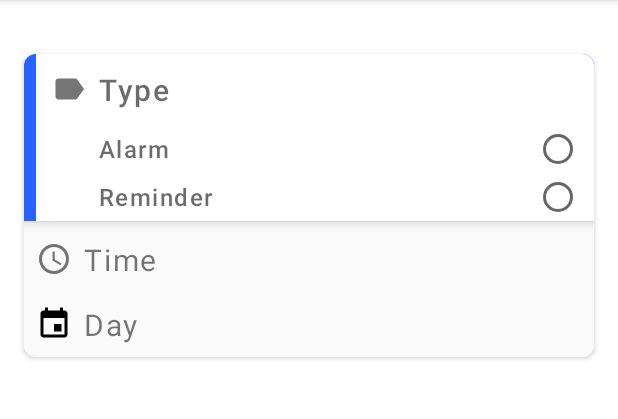
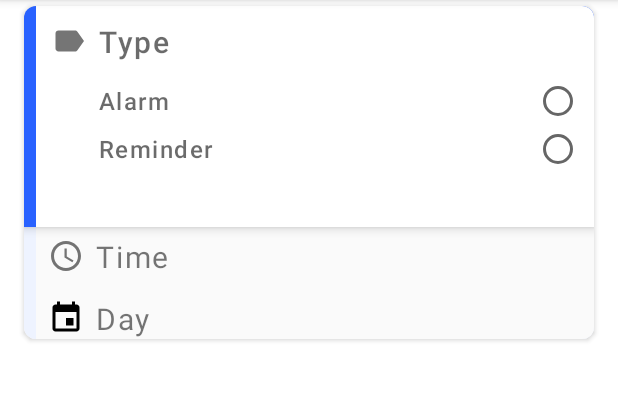
Before and after one commit to Katsuna/public_packages_apps_KatsunaClock, an Android app: the ManageAlarmActivity screen opened directly, with no data from a screen before it, on a phone screen of 412 x 824 dp, the part 84-503 px from its top. Run offline under Robolectric (Android 15) with nearby library versions, the phone set to English and light mode, and no system bars; our stand-ins replace Room's generated code.

Commit message:
ManageAlarmActivity design adjustments.

```diff
--- /dev/null
+++ b/app/src/main/res/drawable/ic_arrow_upward_24dp.xml
@@ -0,0 +1,9 @@
+<vector xmlns:android="http://schemas.android.com/apk/res/android"
+    android:width="24dp"
+    android:height="24dp"
+    android:viewportHeight="24.0"
+    android:viewportWidth="24.0">
+    <path
+        android:fillColor="@color/common_blueA700"
+        android:pathData="M4,12l1.41,1.41L11,7.83V20h2V7.83l5.58,5.59L20,12l-8,-8 -8,8z" />
+</vector>
--- /dev/null
+++ b/app/src/main/res/drawable/ic_check_24dp.xml
@@ -0,0 +1,9 @@
+<vector xmlns:android="http://schemas.android.com/apk/res/android"
+        android:width="24dp"
+        android:height="24dp"
+        android:viewportWidth="24.0"
+        android:viewportHeight="24.0">
+    <path
+        android:fillColor="@color/common_blueA700"
+        android:pathData="M9,16.17L4.83,12l-1.42,1.41L9,19 21,7l-1.41,-1.41z"/>
+</vector>
--- a/app/src/main/res/layout/activity_manage_alarm.xml
+++ b/app/src/main/res/layout/activity_manage_alarm.xml
@@ -1,44 +1,12 @@
 <?xml version="1.0" encoding="utf-8"?>
-<android.support.v4.widget.DrawerLayout xmlns:android="http://schemas.android.com/apk/res/android"
-    xmlns:card_view="http://schemas.android.com/apk/res-auto"
-    xmlns:tools="http://schemas.android.com/tools"
-    android:id="@+id/drawer_layout"
+<android.support.design.widget.CoordinatorLayout xmlns:android="http://schemas.android.com/apk/res/android"
+    xmlns:app="http://schemas.android.com/apk/res-auto"
     android:layout_width="match_parent"
-    android:layout_height="match_parent"
-    tools:openDrawer="start">
+    android:layout_height="match_parent">
 
     <ScrollView
         android:layout_width="match_parent"
         android:layout_height="wrap_content">
-
-        <LinearLayout
-            android:layout_width="match_parent"
-            android:layout_height="wrap_content"
-            android:orientation="vertical">
-
-            <LinearLayout
-                android:layout_width="match_parent"
-                android:layout_height="wrap_content"
-                android:orientation="horizontal"
-                android:padding="16dp">
-
-                <android.support.design.widget.FloatingActionButton
-                    android:id="@+id/prev_step_fab"
-                    android:layout_width="wrap_content"
-                    android:layout_height="wrap_content"
-                    android:layout_margin="8dp"
-                    android:src="@drawable/ic_access_time_24dp"
-                    android:visibility="gone" />
-
-                <android.support.design.widget.FloatingActionButton
-                    android:id="@+id/next_step_fab"
-                    android:layout_width="wrap_content"
-                    android:layout_height="wrap_content"
-                    android:layout_margin="8dp"
-                    android:src="@drawable/ic_add_24dp"
-                    android:visibility="gone" />
-
-            </LinearLayout>
 
         <android.support.v7.widget.CardView
             android:id="@+id/alarm_container_card"
@@ -48,8 +16,8 @@
             android:layout_marginEnd="16dp"
             android:layout_marginStart="16dp"
             android:layout_marginTop="4dp"
-                card_view:cardCornerRadius="8dp"
-                card_view:cardElevation="2dp">
+            app:cardCornerRadius="8dp"
+            app:cardElevation="2dp">
 
             <LinearLayout
                 android:id="@+id/alarm_container_card_inner"
@@ -59,18 +27,20 @@
                 android:orientation="vertical">
 
                 <LinearLayout
+                    android:id="@+id/alarm_type_handler"
                     android:layout_width="match_parent"
                     android:layout_height="wrap_content"
-                        android:layout_marginBottom="4dp"
+                    android:layout_marginBottom="@dimen/common_selection_elevation"
                     android:background="@color/common_blueA700"
-                        android:elevation="4dp">
+                    android:elevation="@dimen/common_selection_elevation">
 
                     <RelativeLayout
                         android:id="@+id/alarm_type_container"
                         android:layout_width="match_parent"
                         android:layout_height="wrap_content"
                         android:layout_marginStart="8dp"
-                            android:background="@color/common_white">
+                        android:background="@color/common_white"
+                        android:paddingBottom="36dp">
 
                         <TextView
                             android:id="@+id/alarm_type_text"
@@ -133,7 +103,7 @@
                                 android:id="@+id/alarm_description"
                                 android:layout_width="match_parent"
                                 android:layout_height="wrap_content"
-                                    android:layout_marginBottom="36dp"
+                                android:layout_marginBottom="16dp"
                                 android:layout_marginEnd="8dp"
                                 android:layout_marginStart="28dp"
                                 android:layout_marginTop="8dp"
@@ -148,10 +118,21 @@
 
                 </LinearLayout>
 
+                <LinearLayout
+                    android:id="@+id/alarm_time_handler"
+                    android:layout_width="match_parent"
+                    android:layout_height="wrap_content"
+                    android:layout_marginBottom="@dimen/common_selection_elevation"
+                    android:layout_marginTop="@dimen/wizard_margin_top"
+                    android:background="@color/common_solitude"
+                    android:elevation="0dp">
+
                     <RelativeLayout
                         android:id="@+id/alarm_time_container"
                         android:layout_width="match_parent"
-                        android:layout_height="wrap_content">
+                        android:layout_height="wrap_content"
+                        android:layout_marginStart="8dp"
+                        android:background="@color/common_grey50">
 
                         <TextView
                             android:id="@+id/alarm_time_text"
@@ -229,16 +210,29 @@
 
                     </RelativeLayout>
 
+                </LinearLayout>
+
+                <LinearLayout
+                    android:id="@+id/alarm_days_handler"
+                    android:layout_width="match_parent"
+                    android:layout_height="wrap_content"
+                    android:layout_marginTop="@dimen/wizard_margin_top"
+                    android:background="@color/common_solitude">
+
                     <RelativeLayout
                         android:id="@+id/alarm_days_container"
                         android:layout_width="match_parent"
-                        android:layout_height="wrap_content">
+                        android:layout_height="wrap_content"
+                        android:layout_marginStart="8dp"
+                        android:background="@color/common_grey50">
 
                         <TextView
                             android:id="@+id/alarm_days_text"
                             android:layout_width="wrap_content"
                             android:layout_height="wrap_content"
-                            android:layout_margin="8dp"
+                            android:layout_marginEnd="8dp"
+                            android:layout_marginStart="8dp"
+                            android:layout_marginTop="8dp"
                             android:drawablePadding="8dp"
                             android:drawableStart="@drawable/ic_insert_invitation_black_24dp"
                             android:text="@string/alarm_day"
@@ -359,10 +353,32 @@
 
                 </LinearLayout>
 
+            </LinearLayout>
+
         </android.support.v7.widget.CardView>
-
-        </LinearLayout>
 
     </ScrollView>
 
-</android.support.v4.widget.DrawerLayout>
+    <android.support.design.widget.FloatingActionButton
+        android:id="@+id/prev_step_fab"
+        android:layout_width="wrap_content"
+        android:layout_height="wrap_content"
+        android:layout_margin="8dp"
+        android:backgroundTint="@color/common_white"
+        android:src="@drawable/ic_arrow_upward_24dp"
+        android:visibility="gone"
+        app:layout_anchor="@id/alarm_time_container"
+        app:layout_anchorGravity="top|end" />
+
+    <android.support.design.widget.FloatingActionButton
+        android:id="@+id/next_step_fab"
+        android:layout_width="wrap_content"
+        android:layout_height="wrap_content"
+        android:layout_margin="8dp"
+        android:backgroundTint="@color/common_white"
+        android:src="@drawable/ic_check_24dp"
+        android:visibility="gone"
+        app:layout_anchor="@id/alarm_time_container"
+        app:layout_anchorGravity="top|end" />
+
+</android.support.design.widget.CoordinatorLayout>
--- /dev/null
+++ b/app/src/main/res/values/dimens.xml
@@ -0,0 +1,4 @@
+<?xml version="1.0" encoding="utf-8"?>
+<resources>
+    <dimen name="wizard_margin_top">-6dp</dimen>
+</resources>
```
Also changed, not shown: app/src/main/java/com/katsuna/clock/alarm/ManageAlarmActivity.java (+130 -18 lines), app/src/main/java/com/katsuna/clock/alarm/ManageAlarmContract.java (+2 -6 lines), app/src/main/java/com/katsuna/clock/alarm/ManageAlarmPresenter.java (+5 -4 lines), 1 other file. Lines whose indentation alone changed are shown as unchanged.
